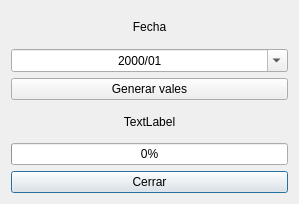
Ladis72/tienda, file generarvales.ui: the form before one commit.
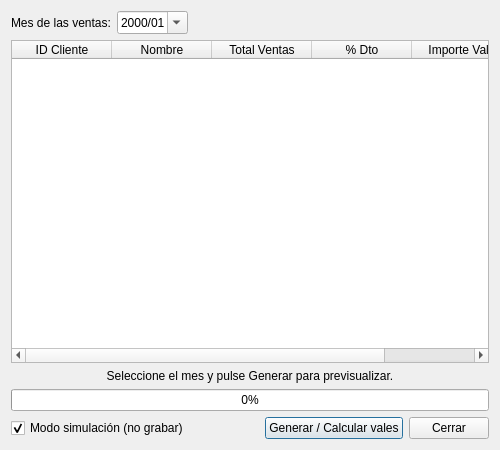
The form after the commit. Icons and pictures are not drawn.

What changed in the file:
```diff
--- a/generarvales.ui
+++ b/generarvales.ui
@@ -6,36 +6,88 @@
    <rect>
     <x>0</x>
     <y>0</y>
-    <width>299</width>
-    <height>204</height>
+    <width>500</width>
+    <height>450</height>
    </rect>
   </property>
   <property name="windowTitle">
    <string>Generar vales</string>
   </property>
-  <property name="windowIcon">
-   <iconset resource="recursos.qrc">
-    <normaloff>:/imagenes/Emeicjac logo.jpg</normaloff>:/imagenes/Emeicjac logo.jpg</iconset>
-  </property>
-  <layout class="QGridLayout" name="gridLayout">
-   <item row="3" column="0">
+  <layout class="QVBoxLayout" name="verticalLayout">
+   <item>
+    <layout class="QHBoxLayout" name="horizontalLayout">
+     <item>
+      <widget class="QLabel" name="label_2">
+       <property name="text">
+        <string>Mes de las ventas:</string>
+       </property>
+      </widget>
+     </item>
+     <item>
+      <widget class="QDateEdit" name="dateEdit">
+       <property name="displayFormat">
+        <string>yyyy/MM</string>
+       </property>
+       <property name="calendarPopup">
+        <bool>true</bool>
+       </property>
+      </widget>
+     </item>
+     <item>
+      <spacer name="horizontalSpacer">
+       <property name="orientation">
+        <enum>Qt::Orientation::Horizontal</enum>
+       </property>
+       <property name="sizeHint" stdset="0">
+        <size>
+         <width>40</width>
+         <height>20</height>
+        </size>
+       </property>
+      </spacer>
+     </item>
+    </layout>
+   </item>
+   <item>
+    <widget class="QTableWidget" name="tableWidget">
+     <column>
+      <property name="text">
+       <string>ID Cliente</string>
+      </property>
+     </column>
+     <column>
+      <property name="text">
+       <string>Nombre</string>
+      </property>
+     </column>
+     <column>
+      <property name="text">
+       <string>Total Ventas</string>
+      </property>
+     </column>
+     <column>
+      <property name="text">
+       <string>% Dto</string>
+      </property>
+     </column>
+     <column>
+      <property name="text">
+       <string>Importe Vale</string>
+      </property>
+     </column>
+    </widget>
+   </item>
+   <item>
     <widget class="QLabel" name="label">
      <property name="text">
-      <string>TextLabel</string>
+      <string>Seleccione el mes y pulse Generar para previsualizar.</string>
      </property>
      <property name="alignment">
       <set>Qt::AlignmentFlag::AlignCenter</set>
      </property>
     </widget>
    </item>
-   <item row="5" column="0">
-    <widget class="QPushButton" name="pushButtonCerrar">
-     <property name="text">
-      <string>Cerrar</string>
-     </property>
-    </widget>
-   </item>
-   <item row="4" column="0">
+   <item>
     <widget class="QProgressBar" name="progressBar">
      <property name="baseSize">
       <size>
@@ -48,48 +100,48 @@
      </property>
     </widget>
    </item>
-   <item row="0" column="0">
-    <widget class="QLabel" name="label_2">
-     <property name="text">
-      <string>Fecha</string>
-     </property>
-     <property name="alignment">
-      <set>Qt::AlignmentFlag::AlignCenter</set>
-     </property>
-    </widget>
+   <item>
+    <layout class="QHBoxLayout" name="horizontalLayout_2">
+     <item>
+      <widget class="QCheckBox" name="checkBoxSimular">
+       <property name="text">
+        <string>Modo simulación (no grabar)</string>
+       </property>
+       <property name="checked">
+        <bool>true</bool>
+       </property>
+      </widget>
+     </item>
+     <item>
+      <spacer name="horizontalSpacer_2">
+       <property name="orientation">
+        <enum>Qt::Orientation::Horizontal</enum>
+       </property>
+       <property name="sizeHint" stdset="0">
+        <size>
+         <width>40</width>
+         <height>20</height>
+        </size>
+       </property>
+      </spacer>
+     </item>
+     <item>
+      <widget class="QPushButton" name="pushButtonGenerar">
+       <property name="text">
+        <string>Generar / Calcular vales</string>
+       </property>
+      </widget>
+     </item>
+     <item>
+      <widget class="QPushButton" name="pushButtonCerrar">
+       <property name="text">
+        <string>Cerrar</string>
+       </property>
+      </widget>
+     </item>
+    </layout>
    </item>
-   <item row="1" column="0">
-    <widget class="QDateEdit" name="dateEdit">
-     <property name="wrapping">
-      <bool>false</bool>
-     </property>
-     <property name="alignment">
-      <set>Qt::AlignmentFlag::AlignCenter</set>
-     </property>
-     <property name="readOnly">
-      <bool>false</bool>
-     </property>
-     <property name="buttonSymbols">
-      <enum>QAbstractSpinBox::ButtonSymbols::PlusMinus</enum>
-     </property>
-     <property name="showGroupSeparator" stdset="0">
-      <bool>false</bool>
-     </property>
-     <property name="displayFormat">
-      <string>yyyy/MM</string>
-     </property>
-     <property name="calendarPopup">
-      <bool>true</bool>
-     </property>
-    </widget>
-   </item>
-   <item row="2" column="0">
-    <widget class="QPushButton" name="pushButtonGenerar">
-     <property name="text">
-      <string>Generar vales</string>
-     </property>
-    </widget>
-   </item>
+
   </layout>
  </widget>
  <resources>
```
Left out of the diff: 9 changed lines with no effect on the pictures.
